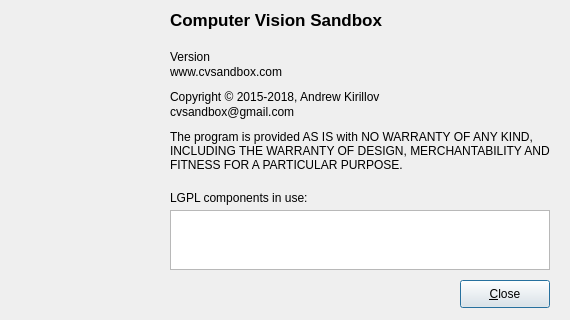
This is sources/apps/cvsandbox/AboutDialog.ui in cvsandbox/CVSandbox as Qt 5 draws it before an edit. The edited form follows.
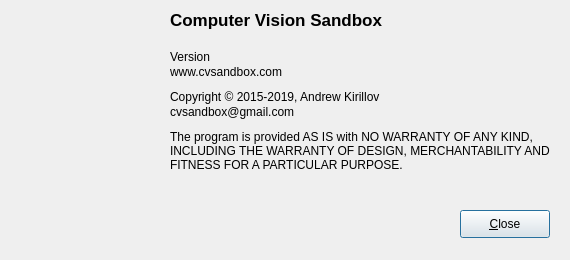
This is the edited form. Icons and pictures are not drawn.

Commit message: Updating version for CVSandbox application and About box.

```diff
--- a/sources/apps/cvsandbox/AboutDialog.ui
+++ b/sources/apps/cvsandbox/AboutDialog.ui
@@ -10,7 +10,7 @@
     <x>0</x>
     <y>0</y>
     <width>570</width>
-    <height>320</height>
+    <height>260</height>
    </rect>
   </property>
   <property name="windowTitle">
@@ -101,7 +101,7 @@
     </rect>
    </property>
    <property name="text">
-    <string>Copyright © 2015-2018, Andrew Kirillov</string>
+    <string>Copyright © 2015-2019, Andrew Kirillov</string>
    </property>
    <property name="alignment">
     <set>Qt::AlignLeading|Qt::AlignLeft|Qt::AlignTop</set>
@@ -130,7 +130,7 @@
    <property name="geometry">
     <rect>
      <x>460</x>
-     <y>280</y>
+     <y>210</y>
      <width>90</width>
      <height>28</height>
     </rect>
@@ -155,35 +155,6 @@
     <set>Qt::AlignLeading|Qt::AlignLeft|Qt::AlignTop</set>
    </property>
   </widget>
-  <widget class="QLabel" name="label_4">
-   <property name="geometry">
-    <rect>
-     <x>170</x>
-     <y>190</y>
-     <width>181</width>
-     <height>16</height>
-    </rect>
-   </property>
-   <property name="text">
-    <string>LGPL components in use:</string>
-   </property>
-  </widget>
-  <widget class="QTextEdit" name="lgplComponentsEdit">
-   <property name="geometry">
-    <rect>
-     <x>170</x>
-     <y>210</y>
-     <width>380</width>
-     <height>60</height>
-    </rect>
-   </property>
-   <property name="undoRedoEnabled">
-    <bool>false</bool>
-   </property>
-   <property name="readOnly">
-    <bool>true</bool>
-   </property>
-  </widget>
  </widget>
  <resources>
   <include location="resources.qrc"/>
```
The commit also changes 2 other files.
